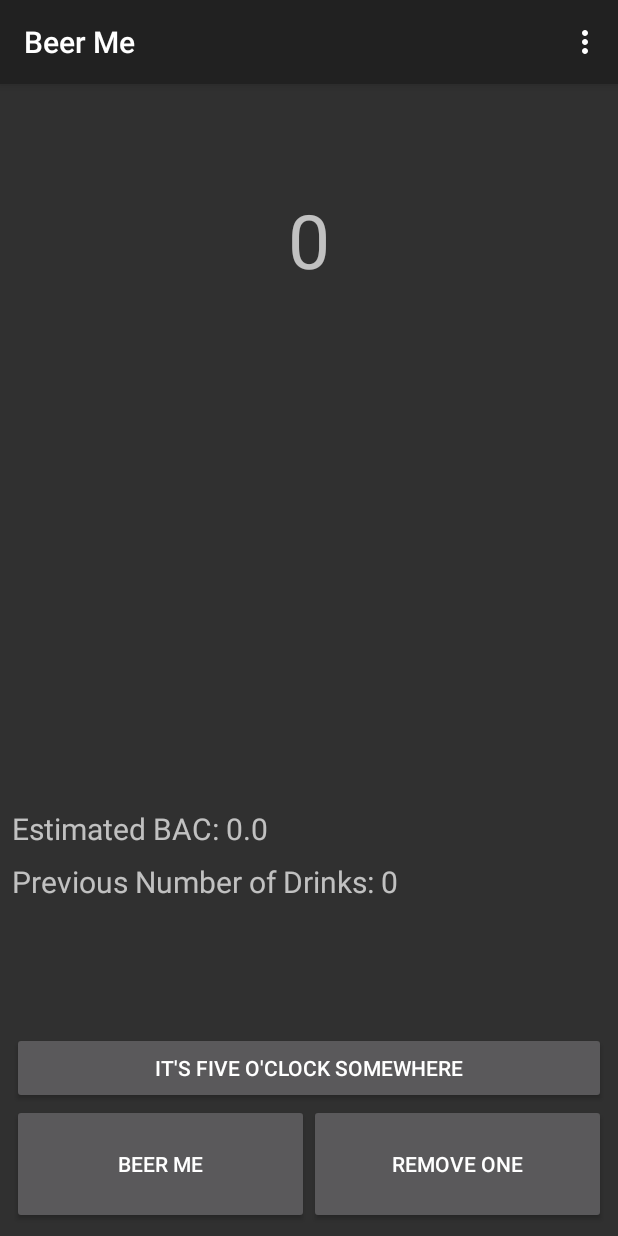
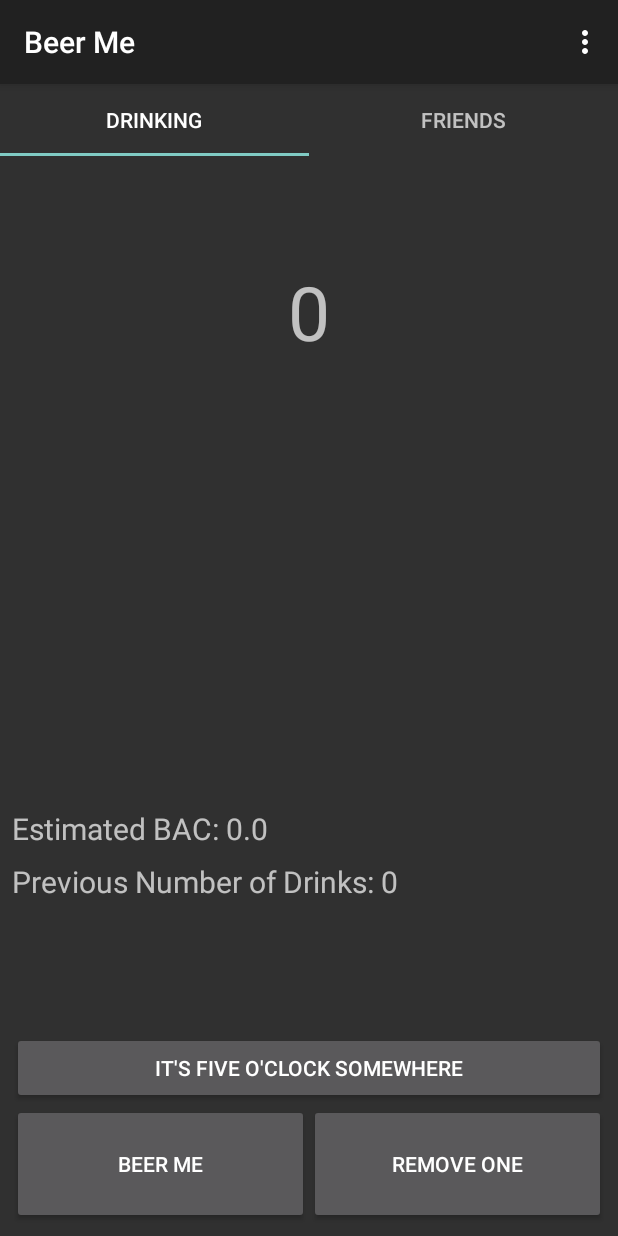
Before and after one commit to ryanszczecinski/BM_actual, an Android app: the MainActivity screen opened directly, with no data from a screen before it, on a phone screen of 412 x 824 dp. Run offline under Robolectric (Android 15) with nearby library versions, the phone set to English and light mode, and no system bars; our stand-ins replace Firebase (no records; nobody signed in at launch, a user with empty details on screens opened directly); libraries missing offline, so code that uses them is left out: com.firebase.ui.

Commit message:
logging into a user

```diff
--- a/app/build.gradle
+++ b/app/build.gradle
@@ -19,6 +19,7 @@ android {
     }
     productFlavors {
     }
+    buildToolsVersion '28.0.0'
 }
 
 dependencies {
--- a/app/src/main/java/com/beerme/beerme/FriendsFragment.java
+++ b/app/src/main/java/com/beerme/beerme/FriendsFragment.java
@@ -9,12 +9,15 @@ import android.view.View;
 import android.view.ViewGroup;
 import android.widget.TextView;
 
+import com.google.android.gms.tasks.OnCompleteListener;
+import com.google.firebase.auth.AuthResult;
 import com.google.firebase.auth.FirebaseAuth;
 import com.google.firebase.auth.FirebaseUser;
 
 
 public class FriendsFragment extends Fragment {
 private FirebaseAuth mAuth;
+private FirebaseUser mUser;
 private TextView friendsTV;
 
     @Override
@@ -32,37 +35,13 @@ private TextView friendsTV;
         View v = inflater.inflate(R.layout.fragment_friends, container, false);
         friendsTV = v.findViewById(R.id.friendsText);
 
-        friendsTV.setText(mAuth.getCurrentUser().getDisplayName());
+
         return v;
     }
     @Override
     public void onStart(){
         super.onStart();
-        FirebaseUser currentUser = mAuth.getCurrentUser();
-
+        mUser = mAuth.getCurrentUser();
+        if(mAuth.getCurrentUser()!=null)friendsTV.setText(mAuth.getCurrentUser().getDisplayName());
     }
-//    private void updateUI(FirebaseUser currentUser){
-//        if(currentUser == null){
-//            mAuth.createUserWithEmailAndPassword(email, password)
-//                    .addOnCompleteListener(this, new OnCompleteListener<AuthResult>() {
-//                        @Override
-//                        public void onComplete(@NonNull Task<AuthResult> task) {
-//                            if (task.isSuccessful()) {
-//                                // Sign in success, update UI with the signed-in user's information
-//                                Log.d(TAG, "createUserWithEmail:success");
-//                                FirebaseUser user = mAuth.getCurrentUser();
-//                                updateUI(user);
-//                            } else {
-//                                // If sign in fails, display a message to the user.
-//                                Log.w(TAG, "createUserWithEmail:failure", task.getException());
-//                                Toast.makeText(EmailPasswordActivity.this, "Authentication failed.",
-//                                        Toast.LENGTH_SHORT).show();
-//                                updateUI(null);
-//                            }
-//        }
-//        else{
-//
-//        }
-//    }
-
 }
--- a/app/src/main/java/com/beerme/beerme/MainActivity.java
+++ b/app/src/main/java/com/beerme/beerme/MainActivity.java
@@ -21,12 +21,16 @@ import android.util.Log;
 import android.view.Menu;
 import android.view.MenuItem;
 
+import com.firebase.ui.auth.AuthUI;
+import com.google.firebase.auth.FirebaseAuth;
+
 import java.util.Arrays;
+import java.util.List;
 
 
 public class MainActivity extends AppCompatActivity {
-  //  private static final int RC_SIGN_IN = 123;
- //   private FirebaseAuth mAuth;
+    private static final int RC_SIGN_IN = 123;
+    private FirebaseAuth mAuth;
 
     /**
      * The {@link android.support.v4.view.PagerAdapter} that will provide
@@ -49,6 +53,8 @@ public class MainActivity extends AppCompatActivity {
     protected void onCreate(Bundle savedInstanceState) {
         Log.v("MainActiviy", "oncreate");
         super.onCreate(savedInstanceState);
+        mAuth = FirebaseAuth.getInstance();
+        if(mAuth.getCurrentUser()==null) auth();
         SharedPreferences sharedPreferences = getSharedPreferences(SettingsActivity.PREFERENCES,MODE_PRIVATE);
         if(!sharedPreferences.contains(SettingsActivity.WEIGHT)){
             Intent i = new Intent(this, SettingsActivity.class);
@@ -66,11 +72,11 @@ public class MainActivity extends AppCompatActivity {
         // Set up the ViewPager with the sections adapter.
         mViewPager =  findViewById(R.id.container);
         mViewPager.setAdapter(mSectionsPagerAdapter);
-//        mAuth = FirebaseAuth.getInstance();
-//        if(mAuth.getCurrentUser()==null)auth();
 
-//        TabLayout tabLayout = (TabLayout) findViewById(R.id.sliding_tabs);
-//        tabLayout.setupWithViewPager(mViewPager);
+
+
+        TabLayout tabLayout = (TabLayout) findViewById(R.id.sliding_tabs);
+        tabLayout.setupWithViewPager(mViewPager);
         }
 
 
@@ -121,7 +127,7 @@ public class MainActivity extends AppCompatActivity {
             switch (position){
                 case 0: return new Drinking_fragment();
 
-  //              case 1: return new FriendsFragment();
+                case 1: return new FriendsFragment();
                 default: return null;
             }
         }
@@ -130,7 +136,7 @@ public class MainActivity extends AppCompatActivity {
         public int getCount() {
             // Show 2 total pages.
 
-            return 1;
+            return 2;
         }
 
         @Override
@@ -138,8 +144,8 @@ public class MainActivity extends AppCompatActivity {
             switch (position) {
                 case 0:
                     return "Drinking";
-//                case 1:
-//                    return "Friends";
+                case 1:
+                    return "Friends";
                 default:
                     return null;
             }
@@ -158,6 +164,17 @@ public class MainActivity extends AppCompatActivity {
             return builder.create();
         }
     }
+    private void auth(){
+        List<AuthUI.IdpConfig> providers = Arrays.asList(
+                new AuthUI.IdpConfig.EmailBuilder().build());
+
+        startActivityForResult(
+                AuthUI.getInstance()
+                        .createSignInIntentBuilder()
+                        .setAvailableProviders(providers)
+                        .build(),
+                RC_SIGN_IN);
+    }
 
 
 }
--- a/app/src/main/res/layout/activity_main.xml
+++ b/app/src/main/res/layout/activity_main.xml
@@ -24,11 +24,11 @@
         </android.support.v7.widget.Toolbar>
 
     </android.support.design.widget.AppBarLayout>
-    <!--<android.support.design.widget.TabLayout-->
-        <!--android:id="@+id/sliding_tabs"-->
-        <!--android:layout_width="match_parent"-->
-        <!--android:layout_height="wrap_content"-->
-        <!--app:tabMode="fixed" />-->
+    <android.support.design.widget.TabLayout
+        android:id="@+id/sliding_tabs"
+        android:layout_width="match_parent"
+        android:layout_height="wrap_content"
+        app:tabMode="fixed" />
     <android.support.v4.view.ViewPager
         android:id="@+id/container"
         android:layout_width="match_parent"
```
